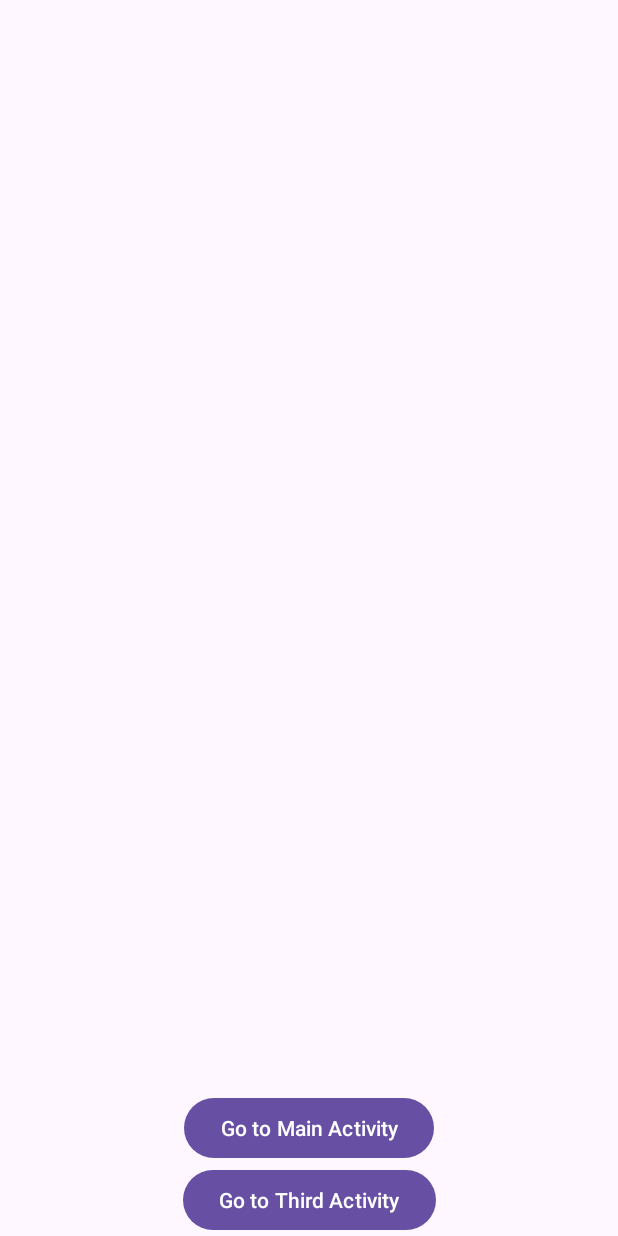
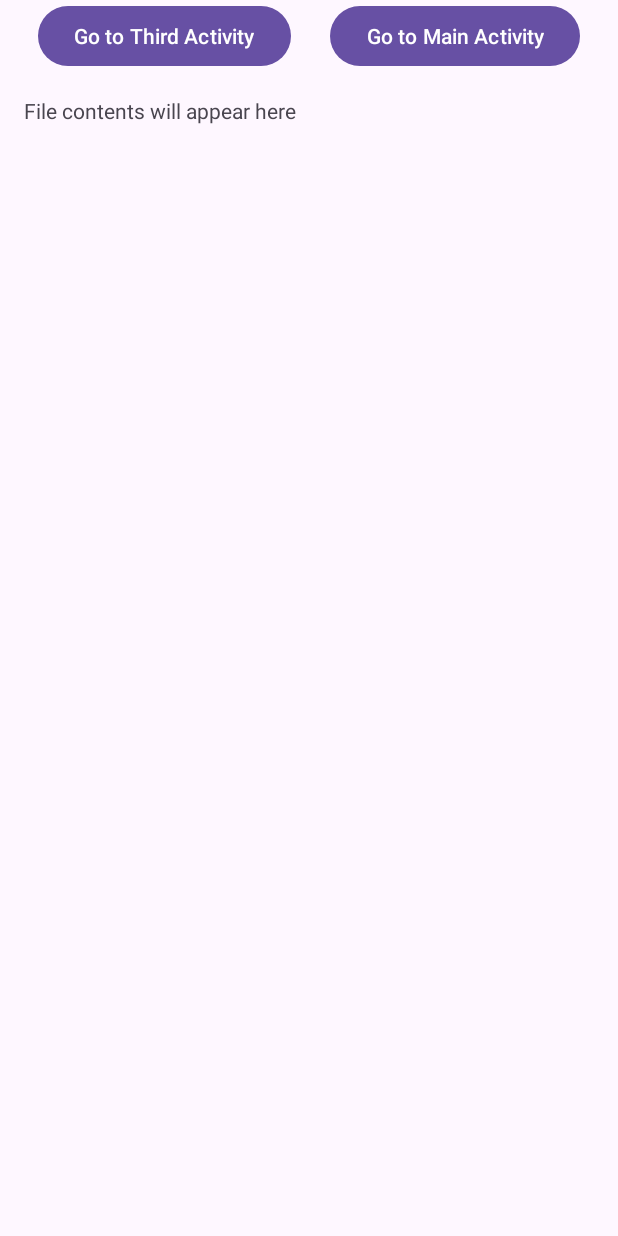
Before and after one commit to RafaelAguilar64/MADdefinitivo, an Android app: the layout activity_second.xml on its own in the app's theme, with its tools: preview values and no code run, on a phone screen of 412 x 824 dp. Run offline under Robolectric (Android 15) with nearby library versions, the phone set to English and light mode, and no system bars.

Commit message:
Week 4(unfinished)
Code found in snippets pdf is implemented. Need to be oriented to our final app.

```diff
--- a/app/src/main/res/layout/activity_main.xml
+++ b/app/src/main/res/layout/activity_main.xml
@@ -28,6 +28,15 @@
         app:layout_constraintStart_toStartOf="parent"
         app:layout_constraintEnd_toEndOf="parent"/>
 
+    <Button
+        android:id="@+id/osmButton"
+        android:layout_width="wrap_content"
+        android:layout_height="wrap_content"
+        android:text="Open OSM"
+        android:layout_marginTop="16dp"
+        app:layout_constraintTop_toBottomOf="@id/userIdentifierButton"
+        app:layout_constraintStart_toStartOf="parent"
+        app:layout_constraintEnd_toEndOf="parent" />
 
     <Button
         android:id="@+id/navigateButton"
@@ -39,15 +48,7 @@
         app:layout_constraintStart_toStartOf="parent"
         app:layout_constraintEnd_toEndOf="parent" />
 
-    <Button
-        android:id="@+id/osmButton"
-        android:layout_width="wrap_content"
-        android:layout_height="wrap_content"
-        android:text="Open OSM"
-        android:layout_marginTop="16dp"
-        app:layout_constraintTop_toBottomOf="@id/userIdentifierButton"
-        app:layout_constraintStart_toStartOf="parent"
-        app:layout_constraintEnd_toEndOf="parent" />
+
 
     <Switch
         android:id="@+id/locationSwitch"
--- a/app/src/main/res/layout/activity_second.xml
+++ b/app/src/main/res/layout/activity_second.xml
@@ -13,18 +13,18 @@
         android:layout_width="wrap_content"
         android:layout_height="wrap_content"
         android:text="Go to Main Activity"
-        app:layout_constraintBottom_toTopOf="@id/buttonToThird"
-        app:layout_constraintStart_toStartOf="parent"
-        app:layout_constraintEnd_toEndOf="parent" />
+        app:layout_constraintStart_toEndOf="@id/buttonToThird"
+        app:layout_constraintEnd_toEndOf="parent"
+        app:layout_constraintTop_toTopOf="parent" />
 
     <Button
         android:id="@+id/buttonToThird"
         android:layout_width="wrap_content"
         android:layout_height="wrap_content"
         android:text="Go to Third Activity"
-        app:layout_constraintBottom_toBottomOf="parent"
         app:layout_constraintStart_toStartOf="parent"
-        app:layout_constraintEnd_toEndOf="parent" />
+        app:layout_constraintEnd_toStartOf="@id/buttonToMain"
+        app:layout_constraintTop_toTopOf="parent" />
     <TextView
         android:id="@+id/tvFileContents"
         android:layout_width="0dp"
```
